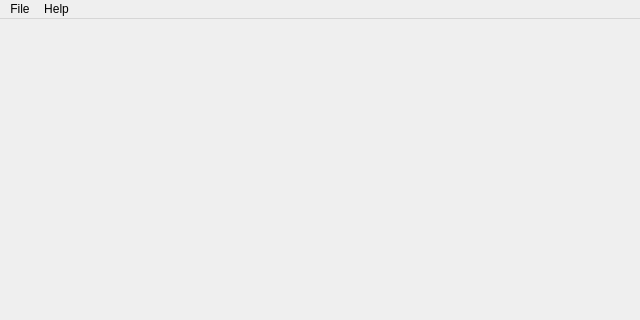
This is ux/MainWindow.ui in Boomatang/Cullen-DMU as Qt 5 draws it before an edit; both pictures show x 0 to 640 and y 0 to 320 of the 640 by 530 pixel window. The edited form follows.
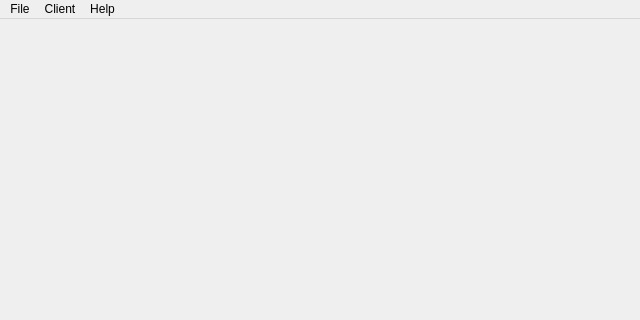
This is the edited form.

Commit message: Start work on setting up data base for the client logos. i will try using ponyorm and see if there is any issue that arise. So far all is well.

```diff
--- a/ux/MainWindow.ui
+++ b/ux/MainWindow.ui
@@ -47,7 +47,15 @@
     <addaction name="actionHelp"/>
     <addaction name="actionAbout"/>
    </widget>
+   <widget class="QMenu" name="menuClient">
+    <property name="title">
+     <string>Client</string>
+    </property>
+    <addaction name="actionAdd_Client"/>
+    <addaction name="actionView_Clients"/>
+   </widget>
    <addaction name="menuMenu"/>
+   <addaction name="menuClient"/>
    <addaction name="menuHelp"/>
   </widget>
   <widget class="QStatusBar" name="statusbar"/>
```
Left out of the diff: 10 changed lines with no effect on the pictures. The commit also changes 4 other files.
